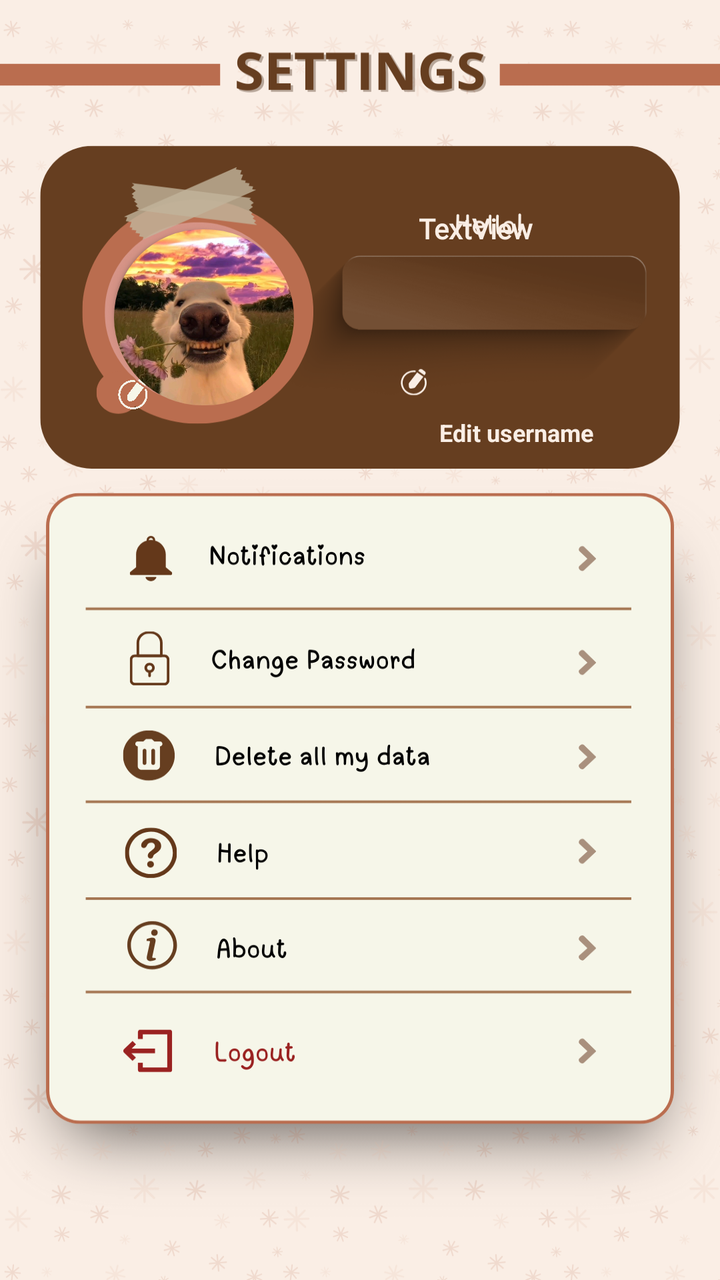
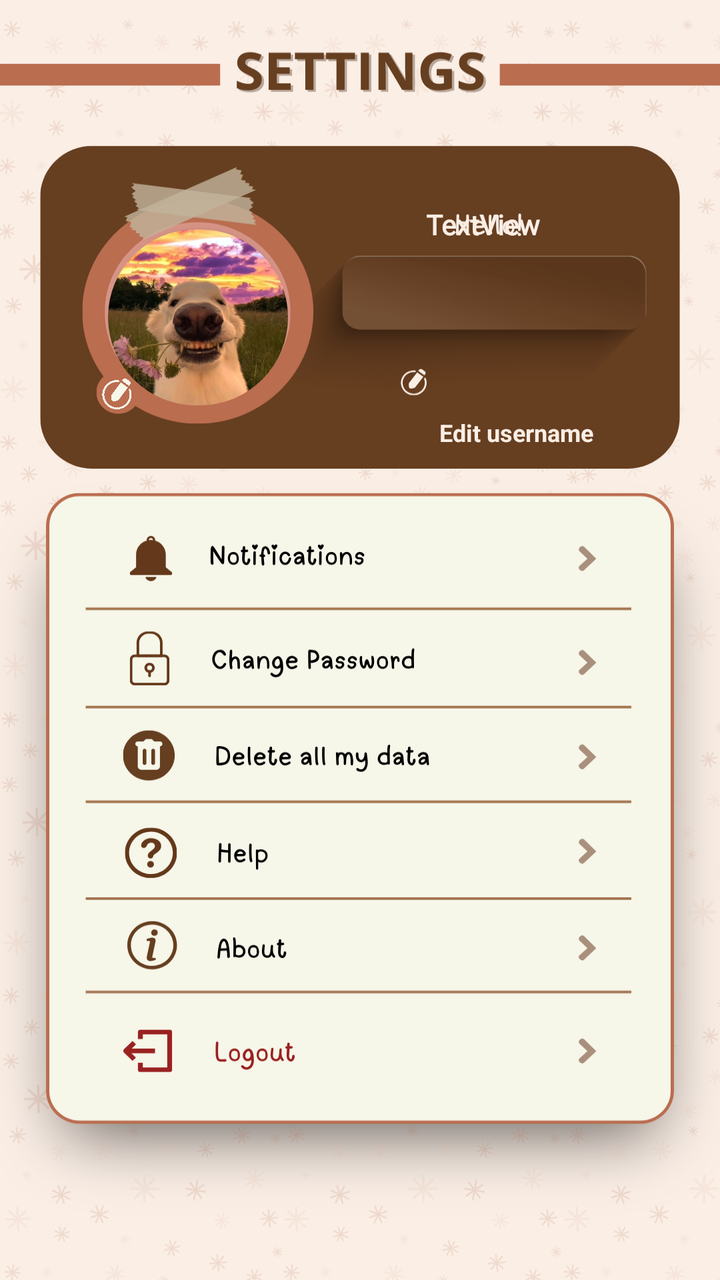

Compare the two renders of this Android layout. The source of the first and the diff that turns it into the second are given below.
<!-- AndroidManifest.xml: application theme Theme.MoodTracker -->
<!-- res/layout/fragment_settings.xml -->
<?xml version="1.0" encoding="utf-8"?>
<androidx.constraintlayout.widget.ConstraintLayout xmlns:android="http://schemas.android.com/apk/res/android"
    xmlns:app="http://schemas.android.com/apk/res-auto"
    xmlns:tools="http://schemas.android.com/tools"
    android:layout_width="match_parent"
    android:layout_height="match_parent"
    android:background="@drawable/settings_layout"
    tools:context=".SettingsFragment">

    <Button
        android:id="@+id/helpButton"
        android:layout_width="308dp"
        android:layout_height="50dp"
        android:layout_marginBottom="224dp"
        android:background="@drawable/ripple_effect"
        android:contentDescription="g"
        android:elevation="0dp"
        android:foreground="@drawable/button_shadow_effect"
        android:padding="5dp"
        android:stateListAnimator="@null"
        android:textColor="@color/black"
        android:textSize="12sp"
        app:layout_constraintBottom_toBottomOf="parent"
        app:layout_constraintEnd_toEndOf="parent"
        app:layout_constraintHorizontal_bias="0.504"
        app:layout_constraintStart_toStartOf="parent" />

    <Button
        android:id="@+id/accountButton"
        android:layout_width="306dp"
        android:layout_height="50dp"
        android:layout_marginBottom="167dp"
        android:background="@drawable/ripple_effect"
        android:contentDescription="y"
        android:elevation="0dp"
        android:foreground="@drawable/button_shadow_effect"
        android:padding="5dp"
        android:stateListAnimator="@null"
        android:textColor="@android:color/white"
        android:textSize="12sp"
        app:layout_constraintBottom_toBottomOf="parent"
        app:layout_constraintEnd_toEndOf="parent"
        app:layout_constraintHorizontal_bias="0.495"
        app:layout_constraintStart_toStartOf="parent" />

    <Button
        android:id="@+id/changePasswordBtn"
        android:layout_width="308dp"
        android:layout_height="49dp"
        android:layout_marginBottom="328dp"
        android:background="@drawable/ripple_effect"
        android:contentDescription="Delete"
        android:elevation="0dp"
        android:foreground="@drawable/button_shadow_effect"
        android:stateListAnimator="@null"
        app:layout_constraintBottom_toBottomOf="parent"
        app:layout_constraintEnd_toEndOf="parent"
        app:layout_constraintHorizontal_bias="0.504"
        app:layout_constraintStart_toStartOf="parent" />

    <Button
        android:id="@+id/notifation"
        android:layout_width="308dp"
        android:layout_height="59dp"
        android:layout_marginBottom="380dp"
        android:background="@drawable/ripple_effect"
        android:contentDescription="notif"
        android:elevation="0dp"
        android:foreground="@drawable/button_shadow_effect"
        android:stateListAnimator="@null"
        app:layout_constraintBottom_toBottomOf="parent"
        app:layout_constraintEnd_toEndOf="parent"
        app:layout_constraintHorizontal_bias="0.543"
        app:layout_constraintStart_toStartOf="parent" />

    <Button
        android:id="@+id/delete_data"
        android:layout_width="308dp"
        android:layout_height="49dp"
        android:layout_marginBottom="272dp"
        android:background="@drawable/ripple_effect"
        android:contentDescription="Delete"
        android:elevation="0dp"
        android:foreground="@drawable/button_shadow_effect"
        android:stateListAnimator="@null"
        app:layout_constraintBottom_toBottomOf="parent"
        app:layout_constraintEnd_toEndOf="parent"
        app:layout_constraintHorizontal_bias="0.504"
        app:layout_constraintStart_toStartOf="parent" />

    <TextView
        android:id="@+id/ACC_NAME"
        android:layout_width="109dp"
        android:layout_height="18dp"
        android:fontFamily="@font/baloo_da"
        android:text="TextView"
        android:textAlignment="center"
        android:textColor="#FAEEE5"
        android:textSize="14sp"
        android:textStyle="bold"
        app:layout_constraintBottom_toTopOf="@+id/notifation"
        app:layout_constraintEnd_toEndOf="parent"
        app:layout_constraintHorizontal_bias="0.731"
        app:layout_constraintStart_toStartOf="parent"
        app:layout_constraintTop_toTopOf="parent"
        app:layout_constraintVertical_bias="0.572" />

    <TextView
        android:id="@+id/editusername"
        android:layout_width="101dp"
        android:layout_height="20dp"
        android:layout_marginStart="210dp"
        android:layout_marginTop="208dp"
        android:layout_marginEnd="53dp"
        android:layout_marginBottom="32dp"
        android:foreground="?attr/selectableItemBackground"
        android:text="Edit username"
        android:textAlignment="center"
        android:textColor="#FAEEE5"
        android:textSize="12sp"
        android:textStyle="bold"
        app:layout_constraintBottom_toBottomOf="parent"
        app:layout_constraintEnd_toEndOf="parent"
        app:layout_constraintHorizontal_bias="0.595"
        app:layout_constraintStart_toStartOf="parent"
        app:layout_constraintTop_toTopOf="parent"
        app:layout_constraintVertical_bias="0.0" />

    <Button
        android:id="@+id/logout"
        android:layout_width="307dp"
        android:layout_height="54dp"
        android:layout_marginBottom="108dp"
        android:background="@drawable/ripple_effect"
        android:contentDescription="Logout button"
        android:elevation="0dp"
        android:foreground="@drawable/button_shadow_effect"
        android:stateListAnimator="@null"
        app:layout_constraintBottom_toBottomOf="parent"
        app:layout_constraintEnd_toEndOf="parent"
        app:layout_constraintStart_toStartOf="parent" />

    <ImageView
        android:id="@+id/editbtn"
        android:layout_width="21dp"
        android:layout_height="18dp"
        android:layout_marginStart="56dp"
        android:backgroundTint="#00FFFFFF"
        android:foreground="?attr/selectableItemBackground"
        android:src="@drawable/editbtnpfl"
        app:layout_constraintBottom_toBottomOf="parent"
        app:layout_constraintEnd_toStartOf="@+id/editusername"
        app:layout_constraintHorizontal_bias="0.0"
        app:layout_constraintStart_toStartOf="parent"
        app:layout_constraintTop_toTopOf="parent"
        app:layout_constraintVertical_bias="0.301" />

    <com.google.android.material.imageview.ShapeableImageView
        android:id="@+id/profileimg"
        android:layout_width="90dp"
        android:layout_height="88dp"
        android:layout_gravity="center"
        android:foreground="?attr/selectableItemBackground"
        android:scaleType="centerCrop"
        android:src="@drawable/profile"
        app:layout_constraintBottom_toBottomOf="parent"
        app:layout_constraintEnd_toEndOf="parent"
        app:layout_constraintHorizontal_bias="0.211"
        app:layout_constraintStart_toStartOf="parent"
        app:layout_constraintTop_toTopOf="parent"
        app:layout_constraintVertical_bias="0.208"
        app:shapeAppearanceOverlay="@style/CircleShape" />

</androidx.constraintlayout.widget.ConstraintLayout>
<!-- resources referenced by this layout -->
<resources>
  <color name="black">#FF000000</color>
  <!-- drawable button_shadow_effect (drawable) -->
  <?xml version="1.0" encoding="utf-8"?>
  <selector xmlns:android="http://schemas.android.com/apk/res/android">
      
      <item android:state_pressed="true">
          <layer-list>
              <item>
                  <shape android:shape="rectangle">
                      <solid android:color="#1A000000" /> 
                      <corners android:radius="8dp" />
                  </shape>
              </item>
              <item android:bottom="4dp" android:left="1dp" android:right="1dp" android:top="1dp">
                  <shape android:shape="rectangle">
                      <solid android:color="@android:color/transparent" />
                      <corners android:radius="8dp" />
                  </shape>
              </item>
          </layer-list>
      </item>
  
      
      <item android:state_focused="true">
          <layer-list>
              <item>
                  <shape android:shape="rectangle">
                      <solid android:color="#1A000000" /> 
                      <corners android:radius="8dp" />
                  </shape>
              </item>
              <item android:bottom="2dp" android:left="0.5dp" android:right="0.5dp" android:top="0.5dp">
                  <shape android:shape="rectangle">
                      <solid android:color="@android:color/transparent" />
                      <corners android:radius="8dp" />
                      <stroke android:width="1dp" android:color="#26000000" />
                  </shape>
              </item>
          </layer-list>
      </item>
  
      
      <item>
          <shape android:shape="rectangle">
              <solid android:color="@android:color/transparent" />
              <corners android:radius="8dp" />
          </shape>
      </item>
  </selector>
  <!-- drawable editbtnpfl: png bitmap (drawable, 43627 bytes) -->
  <!-- drawable profile: jpg bitmap (drawable, 100602 bytes) -->
  <!-- drawable ripple_effect (drawable) -->
  <?xml version="1.0" encoding="utf-8"?>
  <ripple xmlns:android="http://schemas.android.com/apk/res/android"
      android:color="@color/ripple_color"> 
      <item android:id="@android:id/mask">
          <shape android:shape="rectangle">
              <solid android:color="#642727" />
              <corners android:radius="8dp" />
          </shape>
      </item>
      <item android:id="@android:id/background">
          <shape android:shape="rectangle">
              <solid android:color="@android:color/transparent" />
              <corners android:radius="8dp" />
          </shape>
      </item>
  </ripple>
  <!-- drawable settings_layout: png bitmap (drawable, 245459 bytes) -->
  <style name="CircleShape">
          <item name="cornerSize">50%</item>
      </style>
  <style name="Theme.MoodTracker" parent="Base.Theme.MoodTracker" />
  <color name="ripple_color">#33FFFFFF</color>
  <style name="Base.Theme.MoodTracker" parent="Theme.MaterialComponents.Light.NoActionBar">
          
          <item name="colorPrimary">#c47930</item> 
          <item name="colorPrimaryVariant">#c47930</item> 
          <item name="colorOnPrimary">#000000</item> 
          <item name="colorControlNormal">#FFFFFF</item>
  
          
          <item name="materialButtonStyle">@style/CustomButtonStyle</item>
      </style>
  <style name="CustomButtonStyle" parent="Widget.MaterialComponents.Button">
          <item name="backgroundTint">#64381A</item>
          <item name="android:textColor">@color/brownishe</item>
      </style>
  <color name="brownishe">#c47930</color>
</resources>

<!-- the commit's change to res/layout/fragment_settings.xml (unified diff, before → after) -->
@@ -11,7 +11,7 @@
         android:id="@+id/helpButton"
         android:layout_width="308dp"
         android:layout_height="50dp"
-        android:layout_marginBottom="224dp"
+        android:layout_marginBottom="220dp"
         android:background="@drawable/ripple_effect"
         android:contentDescription="g"
         android:elevation="0dp"
@@ -47,7 +47,7 @@
         android:id="@+id/changePasswordBtn"
         android:layout_width="308dp"
         android:layout_height="49dp"
-        android:layout_marginBottom="328dp"
+        android:layout_marginBottom="332dp"
         android:background="@drawable/ripple_effect"
         android:contentDescription="Delete"
         android:elevation="0dp"
@@ -77,7 +77,7 @@
         android:id="@+id/delete_data"
         android:layout_width="308dp"
         android:layout_height="49dp"
-        android:layout_marginBottom="272dp"
+        android:layout_marginBottom="276dp"
         android:background="@drawable/ripple_effect"
         android:contentDescription="Delete"
         android:elevation="0dp"
@@ -90,8 +90,8 @@
 
     <TextView
         android:id="@+id/ACC_NAME"
-        android:layout_width="109dp"
-        android:layout_height="18dp"
+        android:layout_width="152dp"
+        android:layout_height="22dp"
         android:fontFamily="@font/baloo_da"
         android:text="TextView"
         android:textAlignment="center"
@@ -100,10 +100,10 @@
         android:textStyle="bold"
         app:layout_constraintBottom_toTopOf="@+id/notifation"
         app:layout_constraintEnd_toEndOf="parent"
-        app:layout_constraintHorizontal_bias="0.731"
+        app:layout_constraintHorizontal_bias="0.795"
         app:layout_constraintStart_toStartOf="parent"
         app:layout_constraintTop_toTopOf="parent"
-        app:layout_constraintVertical_bias="0.572" />
+        app:layout_constraintVertical_bias="0.574" />
 
     <TextView
         android:id="@+id/editusername"
@@ -144,7 +144,7 @@
         android:id="@+id/editbtn"
         android:layout_width="21dp"
         android:layout_height="18dp"
-        android:layout_marginStart="56dp"
+        android:layout_marginStart="48dp"
         android:backgroundTint="#00FFFFFF"
         android:foreground="?attr/selectableItemBackground"
         android:src="@drawable/editbtnpfl"
@@ -160,6 +160,7 @@
         android:layout_width="90dp"
         android:layout_height="88dp"
         android:layout_gravity="center"
+        android:layout_marginStart="-4dp"
         android:foreground="?attr/selectableItemBackground"
         android:scaleType="centerCrop"
         android:src="@drawable/profile"
